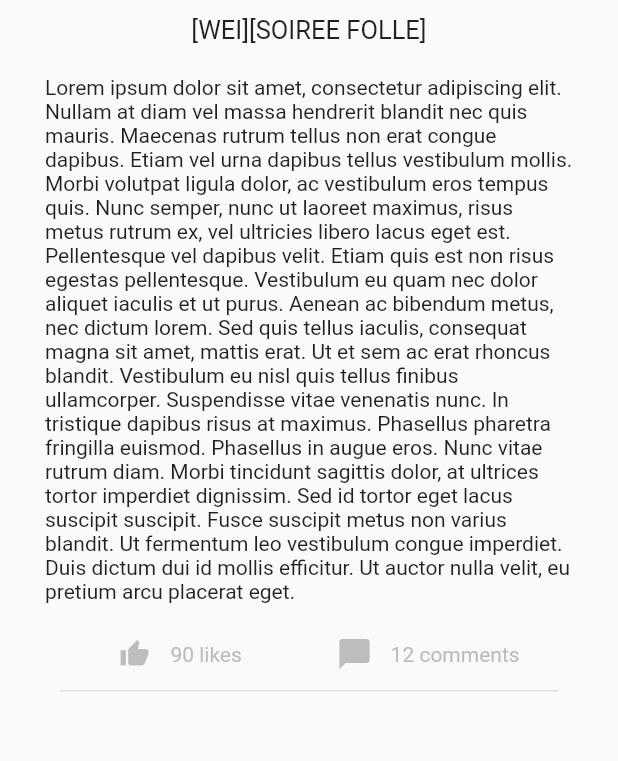
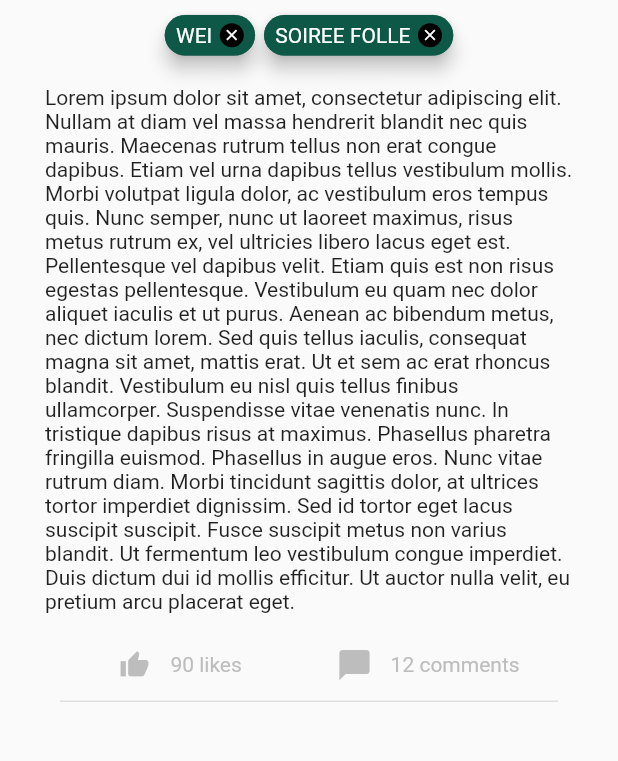
Before and after one commit to ThomRI/BarbArt, a Flutter app: the HomeListViewItem widget shown alone on an empty page, opened directly, on a phone screen of 412 x 824 dp, the part 105-866 px from its top. Run offline on Flutter 3.47's test engine with Material 2 defaults, Android fonts, the phone set to English and light mode, and no system bars; drawn by our look-alikes of flutter_tags; our stand-ins replace carousel_slider, flutter_datetime_picker, fluttertoast, image_picker, shared_preferences, table_calendar; missing offline and left inert: flutter_week_view; accounts and stored records are empty.

Commit message:
Changement tags

```diff
--- a/lib/pages/home/homepage.dart
+++ b/lib/pages/home/homepage.dart
@@ -7,6 +7,7 @@ import 'package:flutter/cupertino.dart';
 import 'package:flutter/material.dart';
 import 'package:flutter/rendering.dart';
 import 'package:barbart/components/pagelistheader.dart';
+import 'package:flutter_tags/flutter_tags.dart';
 
 class HomePage extends StatefulWidget implements AbstractPageComponent{
 
@@ -229,7 +230,9 @@ class _HomeListViewItemState extends State<HomeListViewItem> with SingleTickerPr
               ),
               Container(
                 padding: EdgeInsets.all(10),
-                child: !_editingTags ? Text(_tags, style: TextStyle(fontSize: 17)) :
+                child: TagsWidget(admin: _admin, items: [Item(title: "WEI", active : false),
+                                          Item(title: "SOIREE FOLLE", active: false)],)
+                /*child: !_editingTags ? Text(_tags, style: TextStyle(fontSize: 17)) :
                 Column(
                   children: <Widget>[
                     TextField(
@@ -268,7 +271,7 @@ class _HomeListViewItemState extends State<HomeListViewItem> with SingleTickerPr
                       ],
                     )
                   ],
-                ),// TEXT),// tags
+                ),// TEXT),// tags*/
               ),
               Container(
                 padding: EdgeInsets.all(10),
@@ -442,3 +445,88 @@ class _HomeListViewItemState extends State<HomeListViewItem> with SingleTickerPr
   }
 
 }
+
+class TagsWidget extends StatefulWidget{
+
+  final admin;
+  final List items;
+
+  const TagsWidget({Key key, this.items, this.admin}) : super(key: key);
+
+  @override
+  State<StatefulWidget> createState() => _TagsWidgetState();
+
+}
+
+class _TagsWidgetState extends State<TagsWidget>{
+
+  List _items;
+  final double _fontSize = 14;
+
+  @override
+  void initState(){
+    super.initState();
+    _items = widget.items;
+    /* if you store data on a local database (sqflite), then you could do something like this
+    Model().getItems().then((items){
+      _items = items;
+    });*/
+  }
+
+  // Allows you to get a list of all the ItemTags
+  _getAllItem(){
+    List<Item> lst = _tagStateKey.currentState?.getAllItem;
+    if(lst!=null)
+      lst.where((a) => a.active==true).forEach( ( a) => print(a.title));
+  }
+
+  final GlobalKey<TagsState> _tagStateKey = GlobalKey<TagsState>();
+
+  @override
+  Widget build(BuildContext context) {
+    return Tags(
+      key:_tagStateKey,
+      textField: widget.admin ? TagsTextField(
+        textStyle: TextStyle(fontSize: _fontSize),
+        onSubmitted: (String str) {
+          // Add item to the data source.
+          setState(() {
+            // required
+            _items.add(Item(title: str, active: false));
+          });
+        },
+      ): null,
+      itemCount: _items.length, // required
+      itemBuilder: (int index){
+        final item = _items[index];
+
+        return ItemTags(
+          // Each ItemTags must contain a Key. Keys allow Flutter to
+          // uniquely identify widgets.
+          key: Key(index.toString()),
+          index: index, // required
+          title: item.title,
+          active: true,
+          activeColor: kPrimaryColor,
+          customData: item.customData,
+          textStyle: TextStyle( fontSize: _fontSize, ),
+          combine: ItemTagsCombine.withTextBefore,// OR null,
+          removeButton: widget.admin ? ItemTagsRemoveButton(
+            onRemoved: (){
+              // Remove the item from the data source.
+              setState(() {
+                // required
+                _items.removeAt(index);
+              });
+              //required
+              return true;
+            },
+          ) : null, // OR null,
+          onPressed: (item) => print(item),
+          onLongPressed: (item) => print(item),
+        );
+
+      },
+    );
+  }
+}
```
